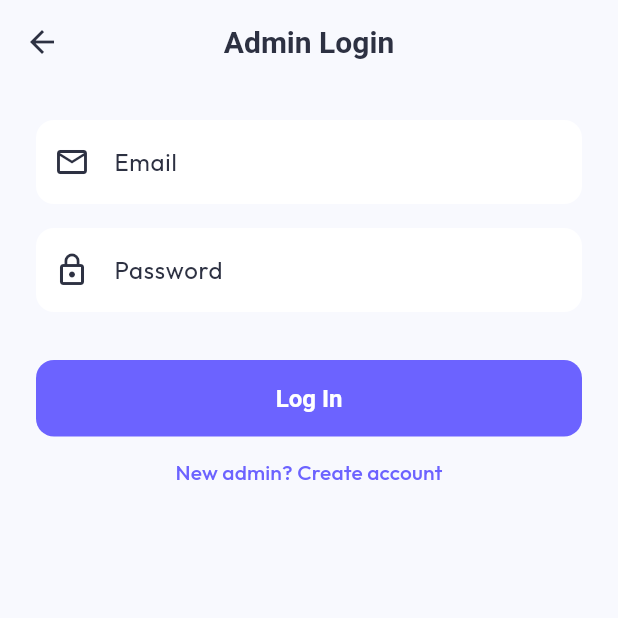
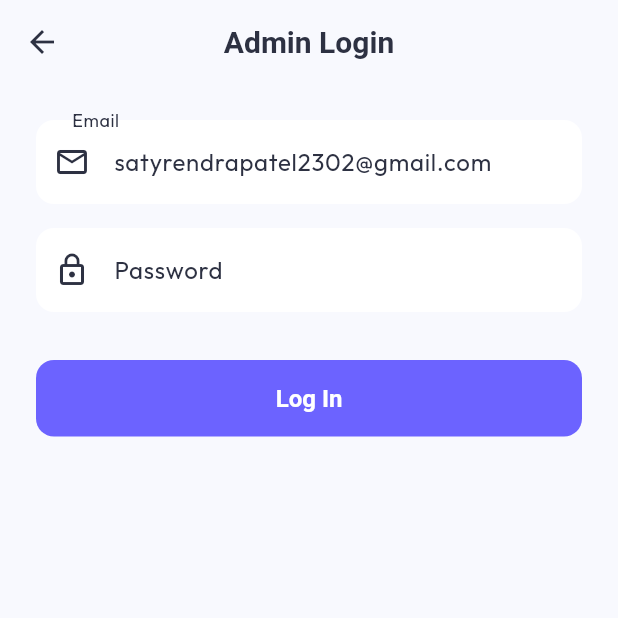
Before and after one commit to adeshpatel700-rgb/Workly, a Flutter app: the AdminLoginScreen screen opened directly, on a phone screen of 412 x 824 dp, the top half of it. Run offline on Flutter 3.47's test engine with Material 3 defaults, Android fonts, the phone set to English and light mode, and no system bars; our stand-ins replace cloud_firestore, firebase_auth, firebase_core, flutter_animate, google_fonts, image_picker and 1 more; accounts and stored records are empty.

Commit message:
Restrict admin login to single user and auto-provision if missing

```diff
--- a/lib/features/auth/presentation/admin_login_screen.dart
+++ b/lib/features/auth/presentation/admin_login_screen.dart
@@ -12,41 +12,45 @@ class AdminLoginScreen extends StatefulWidget {
 }
 
 class _AdminLoginScreenState extends State<AdminLoginScreen> {
-  final _emailController = TextEditingController();
-  final _passController = TextEditingController();
-  bool _isLogin = true;
+  final _emailController = TextEditingController(text: 'satyrendrapatel2302@gmail.com');
+  final _passController = TextEditingController(); // Password: Try?12345
   bool _isLoading = false;
 
   Future<void> _submit() async {
     setState(() => _isLoading = true);
     final auth = Provider.of<AuthService>(context, listen: false);
+    final email = _emailController.text.trim();
+    final pass = _passController.text.trim();
 
     try {
-      if (_isLogin) {
-        await auth.signInAdmin(
-          _emailController.text.trim(),
-          _passController.text.trim(),
-        );
+      await auth.signInAdmin(email, pass);
       // Navigation handled by auth wrapper in main.dart
       if (mounted) Navigator.popUntil(context, (route) => route.isFirst);
-      } else {
-        await auth.signUpAdmin(
-          _emailController.text.trim(),
-          _passController.text.trim(),
-        );
-        // Go to create workplace
+    } catch (e) {
+      // Auto-provision the single admin if not found
+      if (e.toString().contains('user-not-found') && email == 'satyrendrapatel2302@gmail.com') {
+        try {
+          await auth.signUpAdmin(email, pass);
           if (mounted) {
              Navigator.pushReplacement(
               context,
-            MaterialPageRoute(builder: (_) => const CreateWorkplaceScreen()),
+              MaterialPageRoute(builder: (_) => const CreateWorkplaceScreen())
+            );
+          }
+          return;
+        } catch (signUpError) {
+           if (mounted) {
+            ScaffoldMessenger.of(context).showSnackBar(
+              SnackBar(content: Text('Failed to create admin: $signUpError'), backgroundColor: AppColors.error),
             );
           }
         }
-    } catch (e) {
+      } else {
         if (mounted) {
           ScaffoldMessenger.of(context).showSnackBar(
             SnackBar(content: Text('Error: $e'), backgroundColor: AppColors.error),
           );
+        }
       }
     } finally {
       if (mounted) setState(() => _isLoading = false);
@@ -56,7 +60,7 @@ class _AdminLoginScreenState extends State<AdminLoginScreen> {
   @override
   Widget build(BuildContext context) {
     return Scaffold(
-      appBar: AppBar(title: Text(_isLogin ? 'Admin Login' : 'Admin Sign Up')),
+      appBar: AppBar(title: const Text('Admin Login')),
       body: Padding(
         padding: const EdgeInsets.all(24.0),
         child: Column(
@@ -79,17 +83,10 @@ class _AdminLoginScreenState extends State<AdminLoginScreen> {
                 onPressed: _isLoading ? null : _submit,
                 child: _isLoading
                   ? const CircularProgressIndicator(color: Colors.white)
-                  : Text(_isLogin ? 'Log In' : 'Sign Up'),
+                  : const Text('Log In'),
               ),
             ),
-            TextButton(
-              onPressed: () => setState(() => _isLogin = !_isLogin),
-              child: Text(
-                _isLogin
-                  ? 'New admin? Create account'
-                  : 'Already have an account? Log in'
-              ),
-            ),
+            // Signup removed as per requirements (Single Admin Policy)
           ],
         ),
       ),
```
Lines whose indentation alone changed are shown as unchanged.
